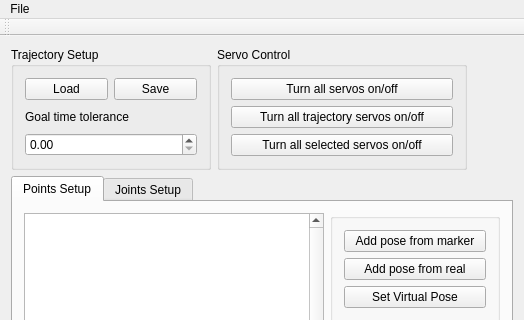
First picture: the form in sweetie_bot_joint_trajectory_editor/src/Editor.ui, repository sweetie-bot-project/sweetie_bot, before the edit; both pictures show x 0 to 524 and y 0 to 320 of the 524 by 530 pixel window.
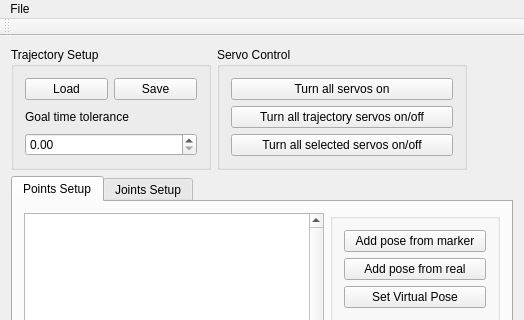
Second picture: the form after the edit. The open tabs and pages were chosen to show the change.

Commit message: Demostrate slots action for 3 buttons on form

The edit to the form file:
```diff
--- a/sweetie_bot_joint_trajectory_editor/src/Editor.ui
+++ b/sweetie_bot_joint_trajectory_editor/src/Editor.ui
@@ -107,7 +107,7 @@
              <item>
               <widget class="QPushButton" name="pushButton_4">
                <property name="text">
-                <string>Turn all servos on/off</string>
+                <string>Turn all servos on</string>
                </property>
               </widget>
              </item>
```
Left out of the diff: 2 changed lines with no effect on the pictures. The commit also changes 2 other files.
